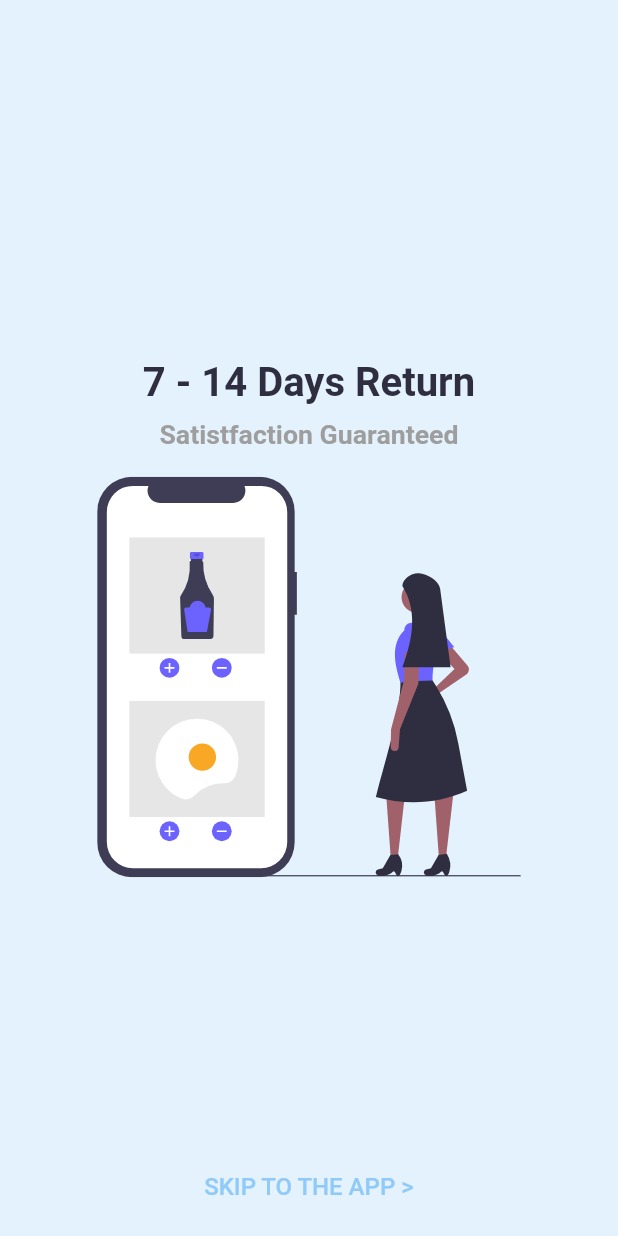
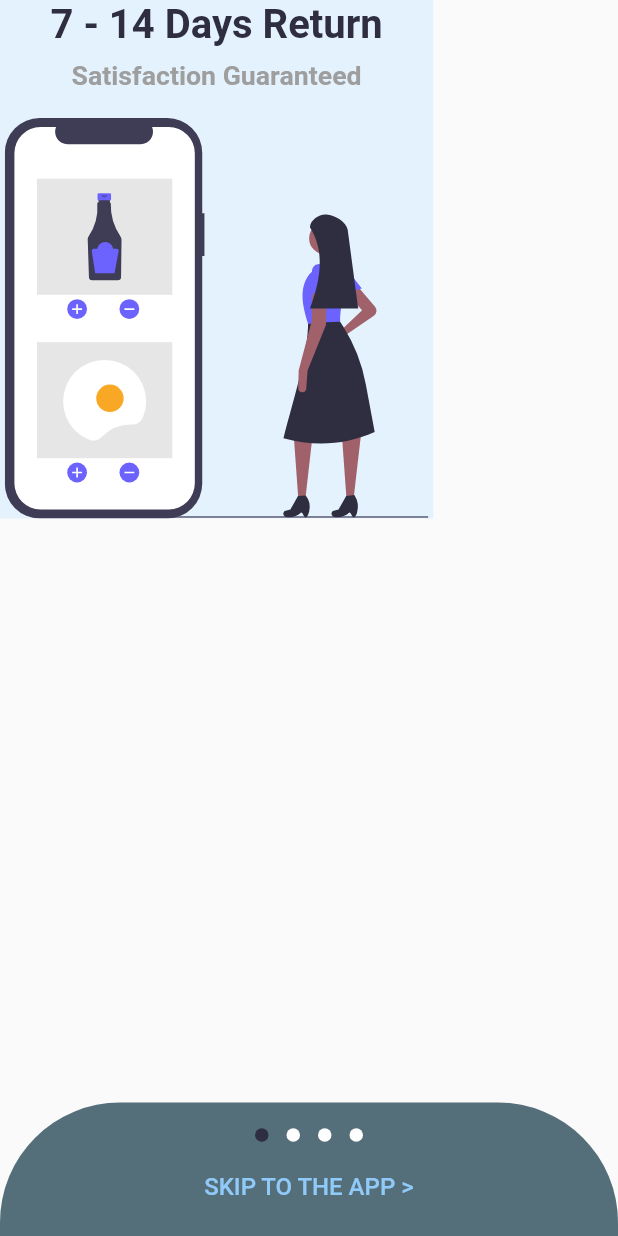
Before and after one commit to NBG-nero/Vendi, a Flutter app: the screen it shows after launch, swiped to page 2, on a phone screen of 412 x 824 dp. Run offline on Flutter 3.47's test engine with Material 2 defaults, Android fonts, the light colour scheme and no system bars; drawn by our look-alikes of dots_indicator; our stand-ins replace auto_route, flutter_screenutil, flutter_svg, fluttertoast, get_it, shared_preferences and 1 more.

Commit message:
feat: untested changes

```diff
--- a/lib/screens/onboarding/onboarding.dart
+++ b/lib/screens/onboarding/onboarding.dart
@@ -1,5 +1,8 @@
+import 'package:dots_indicator/dots_indicator.dart';
 import 'package:flutter/material.dart';
 import 'package:flutter_screenutil/flutter_screenutil.dart';
+import 'package:stacked/stacked.dart';
+import 'package:vendi/screens/onboarding/onboard_view_model.dart';
 
 import 'package:vendi/widgets/widgets.dart';
 
@@ -16,21 +19,32 @@ class Onboarding extends StatefulWidget {
 class _OnboardingState extends State<Onboarding> {
   @override
   Widget build(BuildContext context) {
+    return ViewModelBuilder<OnboardViewModel>.reactive(
+        viewModelBuilder: () => OnboardViewModel(),
+        onModelReady: (o) {
+          o.setInitialised(true);
+        },
+        builder: (context, model, child) {
           return Scaffold(
             body: Stack(
               children: [
-          PageView(onPageChanged: (val) {}, children: [
+                PageView(
+                    onPageChanged: (val) {
+                      model.scrollerPosition = val.toDouble();
+                    },
+                    children: [
                       OnboardWidget(
                         boardText: "Welcome\nTo Vendi",
                         textSize: 28.sp,
-              boardText2: "+10 Million Products\n+100 categories\n+20 Brands",
+                        boardText2:
+                            "+10 Million Products\n+100 categories\n+20 Brands",
                         textSize2: 22.sp,
                         boardImage: "assets/images/2.svg",
                       ),
                       OnboardWidget(
                         boardText: "7 - 14 Days Return",
                         textSize: 30.sp,
-              boardText2: "Satistfaction Guaranteed",
+                        boardText2: "Satisfaction Guaranteed",
                         textSize2: 20.sp,
                         boardImage: "assets/images/3.svg",
                       ),
@@ -50,6 +64,14 @@ class _OnboardingState extends State<Onboarding> {
                     child: Column(
                       mainAxisSize: MainAxisSize.min,
                       children: [
+                        DotsIndicator(
+                          dotsCount: 4,
+                          position: model.scrollerPosition,
+                          decorator: DotsDecorator(
+                            activeColor: VendiColors.masterColor,
+                            color: Colors.white,
+                          ),
+                        ),
                         TextButton(
                           onPressed: () {},
                           child: Text("SKIP TO THE APP >",
@@ -63,5 +85,6 @@ class _OnboardingState extends State<Onboarding> {
               ],
             ),
           );
+        });
   }
 }
--- a/lib/utilities/constants/colors.dart
+++ b/lib/utilities/constants/colors.dart
@@ -7,6 +7,7 @@ class VendiColors {
   static Color secondaryColor = const Color.fromARGB(255, 144, 202, 249);
   static Color tertiaryColor = const Color.fromARGB(255, 255, 179, 0);
   static Color masterColor = const Color.fromARGB(255, 47, 46, 65);
+  static Color exColor = const Color.fromARGB(255, 84, 110, 122);
 
   static Map<int, Color> colorMap = {
     50: const Color.fromARGB(255, 227, 242, 253),
--- a/lib/widgets/onboard_widget.dart
+++ b/lib/widgets/onboard_widget.dart
@@ -29,7 +29,9 @@ class OnboardWidget extends StatelessWidget {
 
   @override
   Widget build(BuildContext context) {
-    return Container(
+    return Stack(
+      children: [
+        Container(
             color: VendiColors.primaryColor,
             child: Column(
               mainAxisSize: MainAxisSize.min,
@@ -55,6 +57,21 @@ class OnboardWidget extends StatelessWidget {
                     width: 300.w,
                     child: SvgPicture.asset(boardImage!)),
               ],
-        ));
+            )),
+            Align(
+              alignment:Alignment.bottomCenter,
+              child:Container(
+                width: MediaQuery.of(context).size.width,
+                height:100.h,
+                decoration:BoxDecoration(
+                  color: VendiColors.exColor,
+                  borderRadius: const BorderRadius.only(
+                    topLeft:Radius.circular(80),topRight: Radius.circular(80),
+                  )
+                ),
+              ),
+            ),
+      ],
+    );
   }
 }
```
Lines whose indentation alone changed are shown as unchanged.
